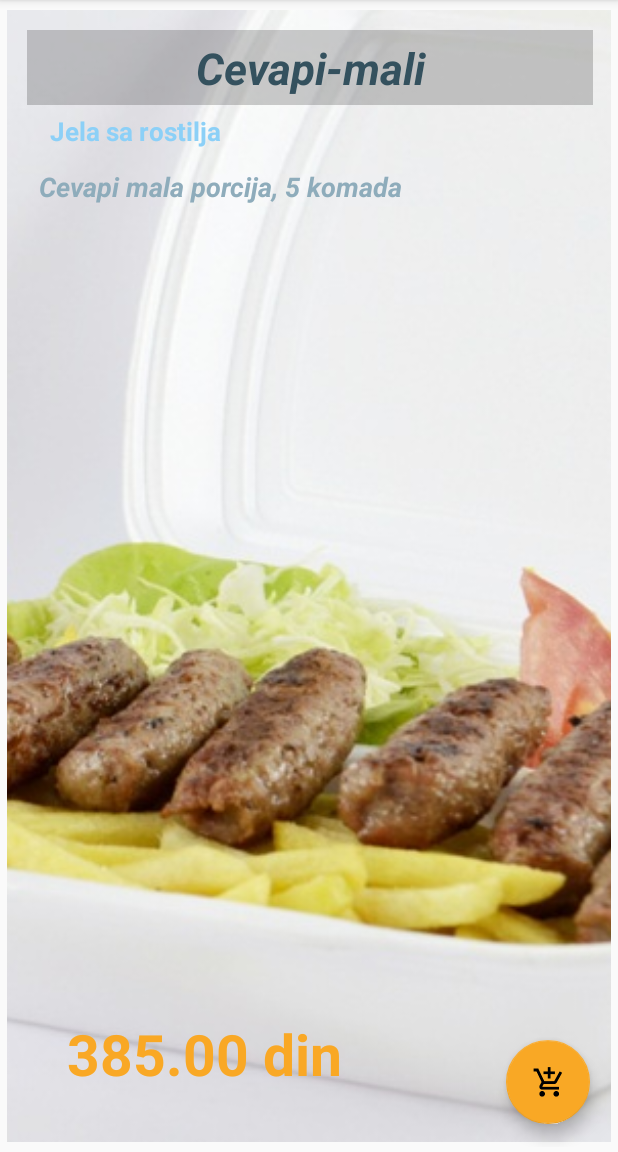
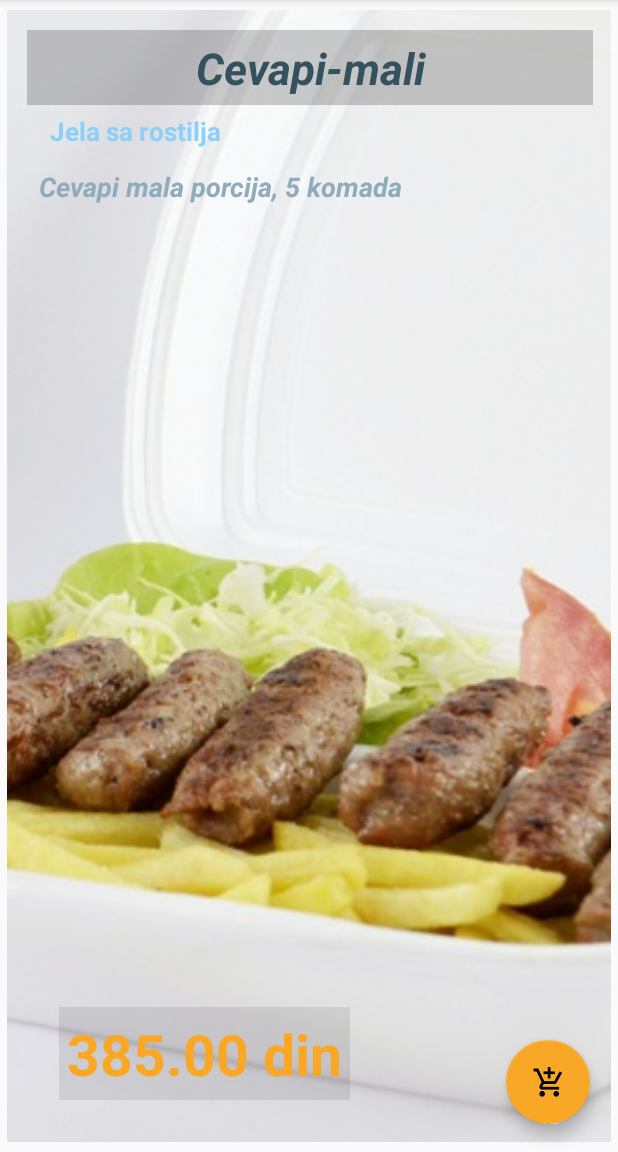
Before and after one commit to borisbokan/jelovnik, an Android app: the fragment DetaljiFragment placed in its activity, on a phone screen of 412 x 824 dp, the part 84-1236 px from its top. Run offline under Robolectric (Android 15) with nearby library versions, the phone set to English and light mode, and no system bars.

Commit message:
Dodata transparentnost za cenu

```diff
--- a/app/src/main/res/values-v21/styles.xml
+++ b/app/src/main/res/values-v21/styles.xml
@@ -12,9 +12,10 @@
     <style name="mojaTema.cena">
         <item name="android:textSize">38dp</item>
         <item name="android:textStyle">bold</item>
+        <item name="android:background">@color/transparentna_10percent</item>
         <item name="android:textColor">@color/cena_boja</item>
         <item name="android:gravity">center</item>
-        <item name="android:padding">5dp</item>
+        <item name="android:padding">13dp</item>
         <item name="android:text">0,00 din"</item>
         <item name="android:textAlignment">center</item>
 
```
